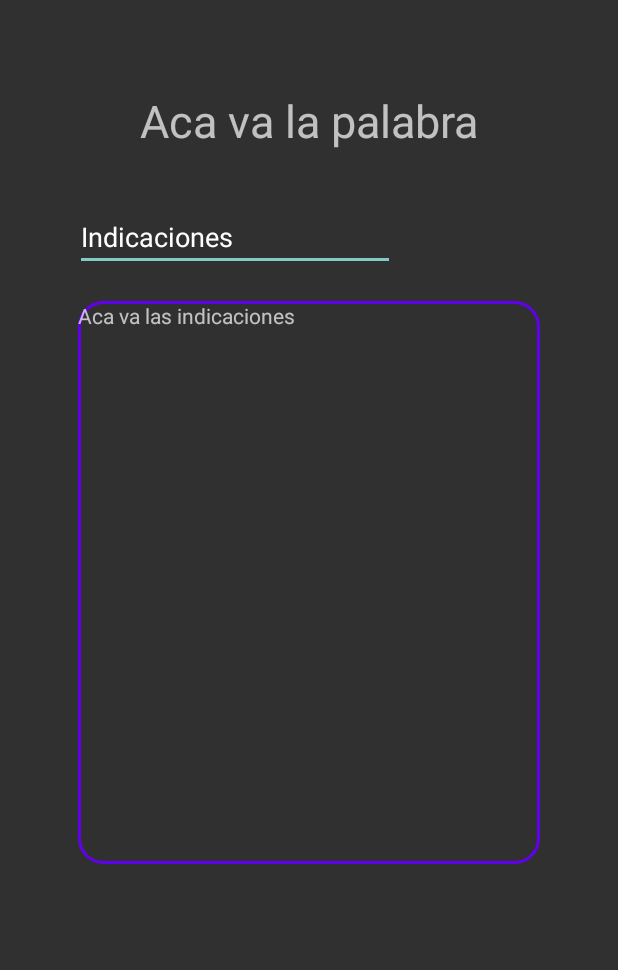
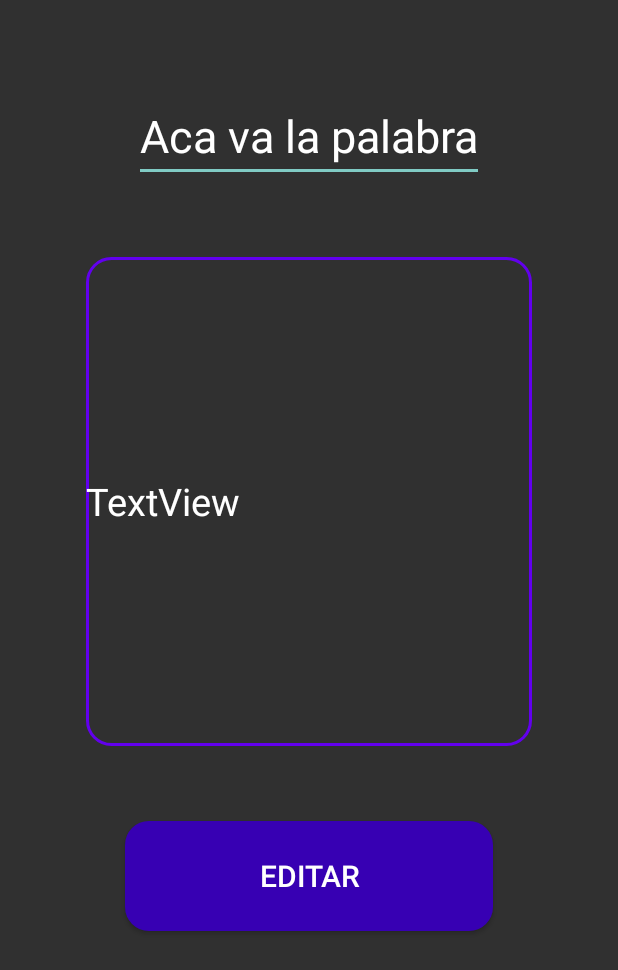
Before and after one commit to andreysolano/Diccionario-LSC, an Android app: the layout activity_perfil__palabra.xml on its own in the app's theme, with its tools: preview values and no code run, on a phone screen of 412 x 824 dp. Shown: the top 970 px of the screen. Run offline under Robolectric (Android 15) with nearby library versions, the phone set to English and light mode, and no system bars.

Commit message:
Update activity_perfil__palabra.xml

```diff
--- a/DiccionarioLSC/app/src/main/res/layout/activity_perfil__palabra.xml
+++ b/DiccionarioLSC/app/src/main/res/layout/activity_perfil__palabra.xml
@@ -6,7 +6,7 @@
     android:layout_height="match_parent"
     tools:context=".perfil_Palabra">
 
-    <TextView
+    <EditText
         android:id="@+id/NombrePalabra"
         android:layout_width="wrap_content"
         android:layout_height="wrap_content"
@@ -17,27 +17,32 @@
         app:layout_constraintStart_toStartOf="parent"
         app:layout_constraintTop_toTopOf="parent" />
 
-    <TextView
-        android:id="@+id/textView3"
-        android:layout_width="308dp"
-        android:layout_height="375dp"
-        android:layout_marginTop="100dp"
+    <EditText
+        android:id="@+id/TextViewInstrucciones"
+        android:layout_width="297dp"
+        android:layout_height="326dp"
+        android:layout_marginTop="50dp"
         android:background="@drawable/button_rounded_border"
-        android:text="Aca va las indicaciones"
+        android:textSize="25sp"
+        android:text="TextView"
         app:layout_constraintEnd_toEndOf="parent"
         app:layout_constraintStart_toStartOf="parent"
         app:layout_constraintTop_toBottomOf="@+id/NombrePalabra" />
 
-    <EditText
-        android:id="@+id/VistaTexto"
-        android:layout_width="wrap_content"
-        android:layout_height="wrap_content"
-        android:layout_marginStart="50dp"
-        android:layout_marginBottom="20dp"
-        android:ems="10"
-        android:inputType="textPersonName"
-        android:text="Indicaciones"
-        app:layout_constraintBottom_toTopOf="@+id/textView3"
-        app:layout_constraintStart_toStartOf="parent" />
+    <Button
+        android:id="@+id/botonEditar"
+        android:layout_width="245dp"
+        android:layout_height="73dp"
+        android:layout_below="@+id/ingresoPalabra"
+        android:layout_alignParentStart="true"
+        android:layout_alignParentEnd="true"
+        android:layout_marginTop="50dp"
+        android:background="@drawable/button_invited"
+        android:text="Editar"
+        android:textSize="20sp"
+        app:layout_constraintEnd_toEndOf="parent"
+        app:layout_constraintStart_toStartOf="parent"
+        app:layout_constraintTop_toBottomOf="@+id/TextViewInstrucciones" />
+
 
 </androidx.constraintlayout.widget.ConstraintLayout>
```
